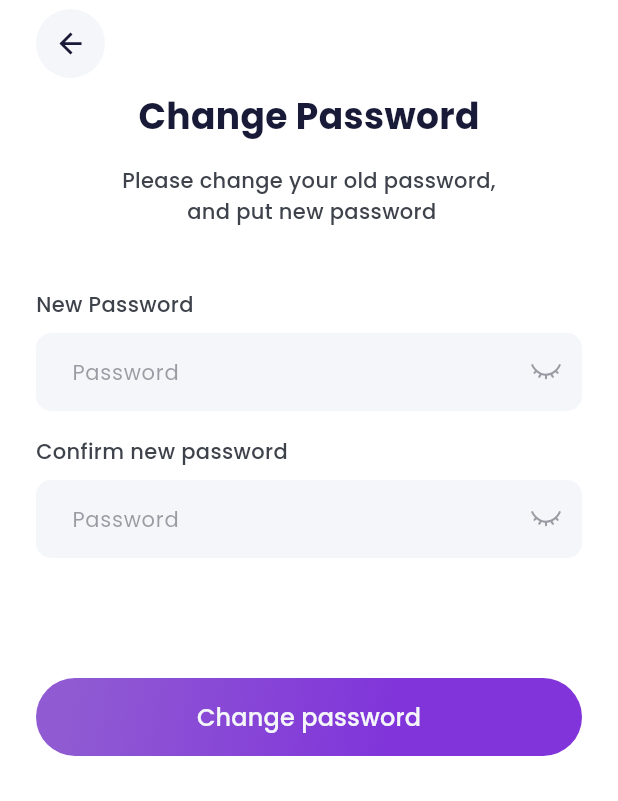
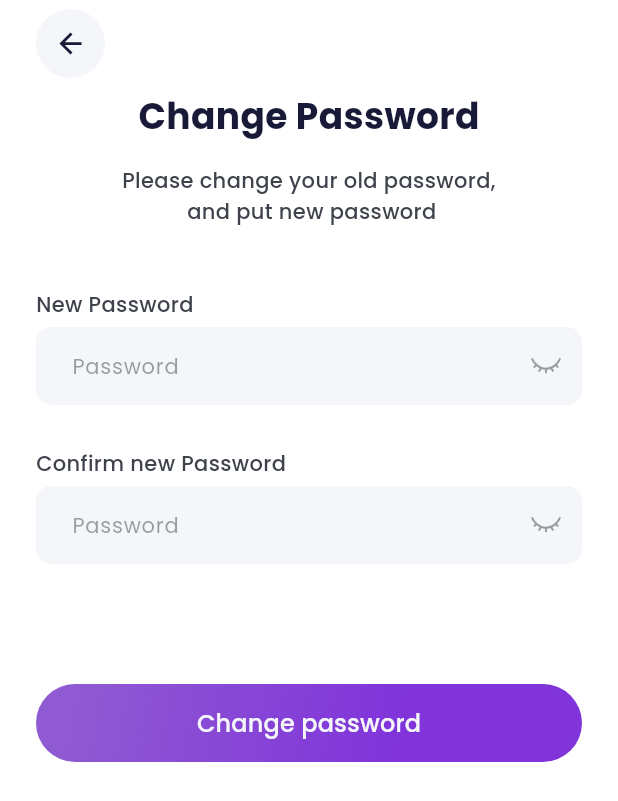
Before and after one commit to joseperu2503/flutter_snappyshop, a Flutter app: the ChangePasswordExternalScreen screen opened by its route, on a phone screen of 412 x 824 dp. Shown: the top 801 px of the screen. Run offline on Flutter 3.47's test engine with Material 3 defaults, Android fonts, the phone set to English and light mode, and no system bars; our stand-ins replace animate_do, badges, card_swiper, dio, firebase_core, firebase_messaging and 13 more; missing offline and left inert: mask_input_formatter; accounts and stored records are empty; network calls fail.

```diff
--- a/lib/features/auth/screens/change_password_external_screen.dart
+++ b/lib/features/auth/screens/change_password_external_screen.dart
@@ -1,13 +1,12 @@
 import 'package:flutter/material.dart';
 import 'package:flutter_snappyshop/config/constants/app_colors.dart';
+import 'package:flutter_snappyshop/config/constants/styles.dart';
 import 'package:flutter_snappyshop/features/auth/providers/forgot_password_provider.dart';
-import 'package:flutter_snappyshop/features/auth/widgets/input_password.dart';
-import 'package:flutter_snappyshop/features/shared/inputs/password.dart';
 import 'package:flutter_snappyshop/features/shared/layout/layout_1.dart';
 import 'package:flutter_riverpod/flutter_riverpod.dart';
 import 'package:flutter_snappyshop/features/shared/providers/dark_mode_provider.dart';
 import 'package:flutter_snappyshop/features/shared/widgets/custom_button.dart';
-import 'package:flutter_snappyshop/features/shared/widgets/custom_label.dart';
+import 'package:flutter_snappyshop/features/shared/widgets/custom_text_field.dart';
 
 class ChangePasswordExternalScreen extends ConsumerStatefulWidget {
   const ChangePasswordExternalScreen({super.key});
@@ -22,14 +21,6 @@ class ChangePasswordExternalScreenState
   @override
   void initState() {
     super.initState();
-    WidgetsBinding.instance.addPostFrameCallback((_) async {
-      ref
-          .read(forgotPasswordProvider.notifier)
-          .changePassword(const Password.pure(''));
-      ref
-          .read(forgotPasswordProvider.notifier)
-          .changeConfirmPassword(const Password.pure(''));
-    });
   }
 
   @override
@@ -88,31 +79,38 @@ class ChangePasswordExternalScreenState
                   const SizedBox(
                     height: 40,
                   ),
-                  const CustomLabel('New Password'),
-                  const SizedBox(
-                    height: 4,
-                  ),
-                  InputPassword(
+                  CustomTextField(
+                    label: 'New Password',
+                    hintText: 'Password',
                     value: forgotState.password,
                     onChanged: (value) {
                       ref
                           .read(forgotPasswordProvider.notifier)
                           .changePassword(value);
                     },
+                    textInputAction: TextInputAction.next,
+                    keyboardType: TextInputType.visiblePassword,
+                    isPassword: true,
                   ),
                   const SizedBox(
-                    height: 16,
+                    height: formInputSpacing,
                   ),
-                  const CustomLabel('Confirm new password'),
-                  const SizedBox(
-                    height: 4,
-                  ),
-                  InputPassword(
+                  CustomTextField(
+                    label: 'Confirm new Password',
+                    hintText: 'Password',
                     value: forgotState.confirmPassword,
                     onChanged: (value) {
                       ref
                           .read(forgotPasswordProvider.notifier)
                           .changeConfirmPassword(value);
+                    },
+                    textInputAction: TextInputAction.done,
+                    keyboardType: TextInputType.visiblePassword,
+                    isPassword: true,
+                    onFieldSubmitted: (value) {
+                      ref
+                          .read(forgotPasswordProvider.notifier)
+                          .submitChangePassword();
                     },
                   ),
                   const SizedBox(
--- a/lib/features/auth/widgets/input_password.dart
+++ /dev/null
@@ -1,125 +0,0 @@
-import 'package:flutter/material.dart';
-import 'package:flutter_riverpod/flutter_riverpod.dart';
-import 'package:flutter_snappyshop/config/constants/app_colors.dart';
-import 'package:flutter_snappyshop/features/shared/inputs/password.dart';
-import 'package:flutter_snappyshop/features/shared/providers/dark_mode_provider.dart';
-import 'package:flutter_snappyshop/features/shared/widgets/text_field_container.dart';
-import 'package:flutter_svg/flutter_svg.dart';
-
-class InputPassword extends ConsumerStatefulWidget {
-  const InputPassword({
-    super.key,
-    required this.value,
-    required this.onChanged,
-  });
-
-  final Password value;
-  final void Function(Password value) onChanged;
-
-  @override
-  InputPasswordState createState() => InputPasswordState();
-}
-
-class InputPasswordState extends ConsumerState<InputPassword> {
-  final TextEditingController controller = TextEditingController();
-  final FocusNode _focusNode = FocusNode();
-  bool showPassword = false;
-
-  @override
-  void initState() {
-    super.initState();
-    setState(() {
-      showPassword = false;
-    });
-    _focusNode.addListener(() {
-      if (!_focusNode.hasFocus) {
-        widget.onChanged(Password.dirty(widget.value.value));
-      }
-    });
-  }
-
-  @override
-  void dispose() {
-    _focusNode.dispose();
-    super.dispose();
-  }
-
-  @override
-  Widget build(BuildContext context) {
-    controller.value = controller.value.copyWith(
-      text: widget.value.value,
-      selection: TextSelection.collapsed(
-        offset: controller.selection.end,
-      ),
-    );
-
-    final darkMode = ref.watch(darkModeProvider);
-
-    return TextFieldContainer(
-      errorMessage: widget.value.errorMessage,
-      child: Row(
-        children: [
-          Expanded(
-            child: TextFormField(
-              style: TextStyle(
-                color: darkMode
-                    ? AppColors.textYankeesBlueDark
-                    : AppColors.textYankeesBlue,
-                fontSize: 14,
-                fontWeight: FontWeight.w400,
-                height: 22 / 14,
-              ),
-              decoration: InputDecoration(
-                border: const OutlineInputBorder(borderSide: BorderSide.none),
-                isDense: true,
-                hintText: 'Password',
-                hintStyle: TextStyle(
-                  color: darkMode
-                      ? AppColors.textArsenicDark.withOpacity(0.5)
-                      : AppColors.textArsenic.withOpacity(0.5),
-                  fontSize: 14,
-                  fontWeight: FontWeight.w400,
-                  height: 22 / 14,
-                ),
-                contentPadding: const EdgeInsets.symmetric(
-                  horizontal: 20,
-                  vertical: 15,
-                ),
-              ),
-              controller: controller,
-              onChanged: (value) {
-                widget.onChanged(
-                  widget.value.isPure
-                      ? Password.pure(value)
-                      : Password.dirty(value),
-                );
-              },
-              obscureText: !showPassword,
-              focusNode: _focusNode,
-            ),
-          ),
-          IconButton(
-            onPressed: () {
-              setState(() {
-                showPassword = !showPassword;
-              });
-            },
-            icon: SvgPicture.asset(
-              showPassword
-                  ? 'assets/icons/eye.svg'
-                  : 'assets/icons/eye_closed.svg',
-              colorFilter: ColorFilter.mode(
-                darkMode
-                    ? AppColors.textArsenicDark.withOpacity(0.5)
-                    : AppColors.textArsenic.withOpacity(0.5),
-                BlendMode.srcIn,
-              ),
-              width: 22,
-              height: 22,
-            ),
-          )
-        ],
-      ),
-    );
-  }
-}
--- a/lib/features/shared/inputs/password.dart
+++ /dev/null
@@ -1,31 +0,0 @@
-import 'package:formz/formz.dart';
-
-// Define input validation errors
-enum PasswordError { empty }
-
-// Extend FormzInput and provide the input type and error type.
-class Password extends FormzInput<String, PasswordError> {
-  // Call super.pure to represent an unmodified form input.
-  const Password.pure(String value) : super.pure(value);
-
-  // Call super.dirty to represent a modified form input.
-  const Password.dirty(String value) : super.dirty(value);
-
-  String? get errorMessage {
-    if (isValid || isPure) return null;
-
-    if (displayError == PasswordError.empty) {
-      return 'This field is required';
-    }
-
-    return null;
-  }
-
-  // Override validator to handle validating a given input value.
-  @override
-  PasswordError? validator(String value) {
-    if (value.isEmpty || value.trim().isEmpty) return PasswordError.empty;
-
-    return null;
-  }
-}
--- a/pubspec.yaml
+++ b/pubspec.yaml
@@ -20,7 +20,6 @@ dependencies:
   flutter_native_splash: ^2.3.9
   flutter_riverpod: ^2.4.9
   flutter_svg: ^2.0.9
-  formz: ^0.6.1
   geolocator: ^11.0.0
   go_router: ^13.0.0
   google_maps_flutter: ^2.5.3
```
Also changed, not shown: lib/features/auth/providers/forgot_password_provider.dart (+36 -26 lines), lib/features/auth/screens/forgot_password_screen.dart (+11 -7 lines), lib/features/auth/widgets/input_email.dart (deleted, +0 -93 lines), lib/features/auth/widgets/input_name.dart (deleted, +0 -91 lines), lib/features/shared/inputs/email.dart (deleted, +0 -39 lines), lib/features/shared/inputs/name.dart (deleted, +0 -31 lines), pubspec.lock.
